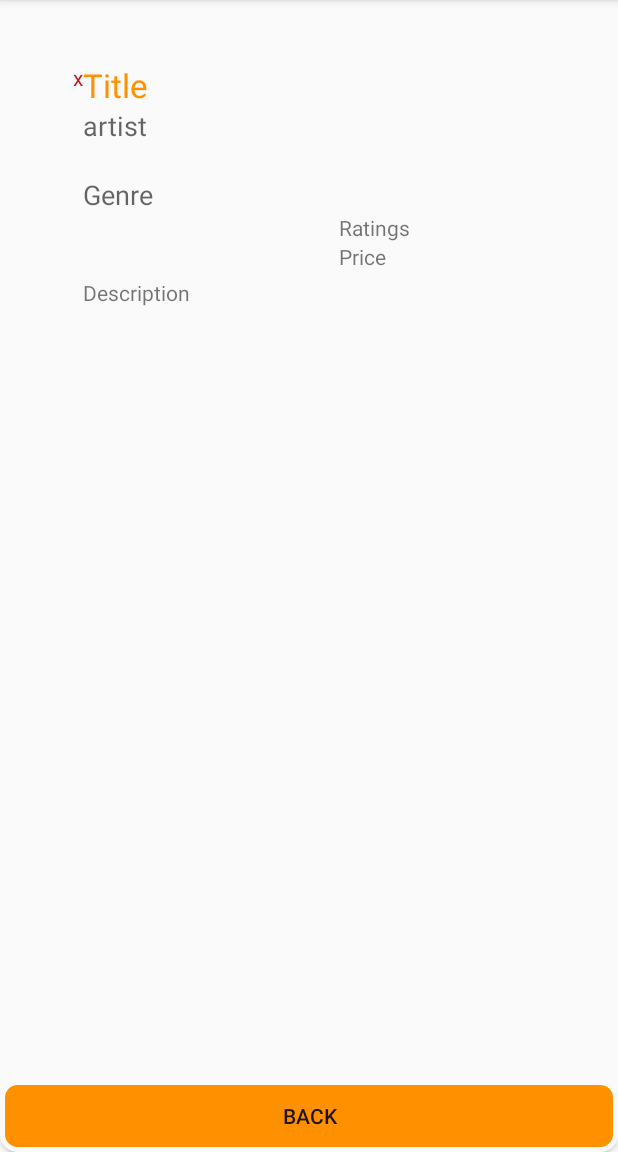
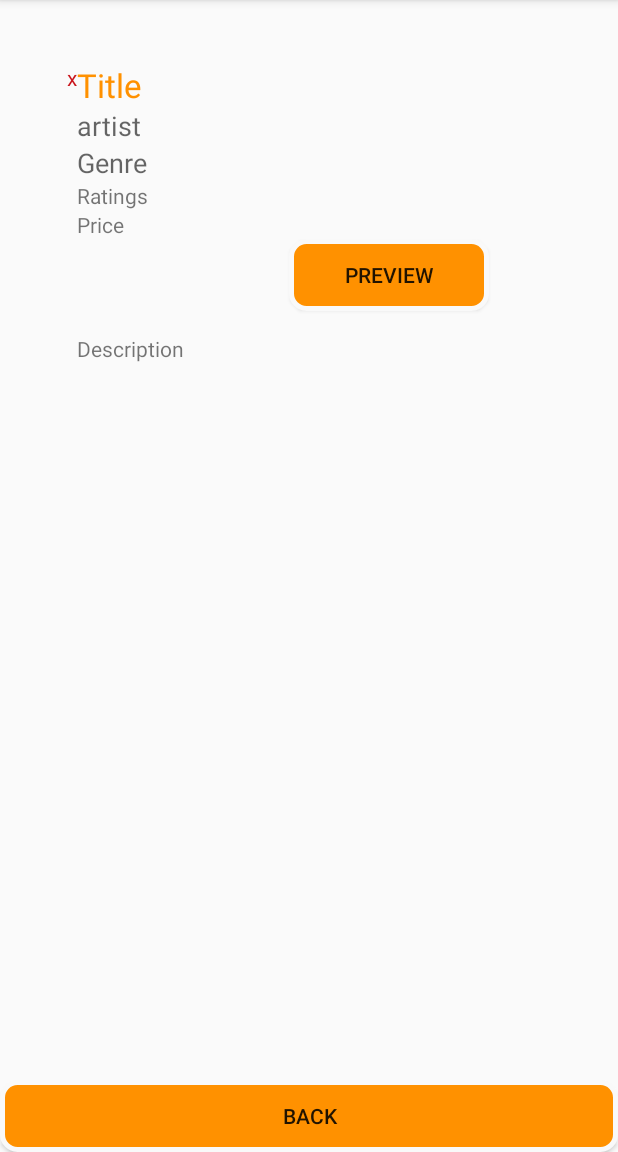
Before and after one commit to jorgeavaldez/cse3345-final, an Android app: the AdapterView screen opened directly, with no data from a screen before it, on a phone screen of 412 x 824 dp, the part 84-1236 px from its top. Run offline under Robolectric (Android 15) with nearby library versions, the phone set to English and light mode, and no system bars; 3 statements that could not run were skipped.

Commit message:
preview button

```diff
--- a/app/src/main/res/layout/music_advanced.xml
+++ b/app/src/main/res/layout/music_advanced.xml
@@ -48,18 +48,18 @@
             android:layout_height="wrap_content"
             android:text="Ratings"
             android:id="@+id/rating_music"
-            android:layout_below="@+id/picture_music"
-            android:layout_alignStart="@+id/picture_music" />
+            android:layout_below="@+id/genre_music"
+            android:layout_alignStart="@+id/genre_music" />
 
         <TextView
             android:layout_width="wrap_content"
             android:layout_height="wrap_content"
             android:text="Description"
             android:id="@+id/description_music"
-            android:layout_marginTop="24dp"
-            android:layout_alignParentStart="true"
-            android:layout_marginStart="55dp"
-            android:layout_below="@+id/rating_music" />
+            android:layout_marginTop="63dp"
+            android:layout_marginStart="51dp"
+            android:layout_below="@+id/music_price"
+            android:layout_alignParentStart="true" />
 
         <TextView
             android:layout_width="wrap_content"
@@ -67,12 +67,12 @@
             android:textAppearance="?android:attr/textAppearanceMedium"
             android:text="Genre"
             android:id="@+id/genre_music"
-            android:layout_above="@+id/rating_music"
-            android:layout_alignStart="@+id/description_music" />" />
+            android:layout_below="@+id/artist_music"
+            android:layout_alignStart="@+id/description_music" />
 
         <ImageView
-            android:layout_width="150px"
-            android:layout_height="150px"
+            android:layout_width="200px"
+            android:layout_height="200px"
             android:id="@+id/picture_music"
             android:layout_marginTop="42dp"
             android:layout_alignParentTop="true"
@@ -99,6 +99,17 @@
             android:layout_below="@+id/rating_music"
             android:layout_alignStart="@+id/rating_music" />
 
+        <Button
+            style="?android:attr/buttonStyleSmall"
+            android:layout_width="wrap_content"
+            android:layout_height="wrap_content"
+            android:text="Preview"
+            android:id="@+id/button16"
+            android:background="@drawable/drawables"
+            android:layout_below="@+id/music_price"
+            android:layout_alignEnd="@+id/picture_music"
+            android:layout_alignStart="@+id/picture_music" />
+
 
     </RelativeLayout>
 </LinearLayout>
```
Also changed, not shown: app/src/main/res/layout/one_item.xml (+16 -22 lines).
